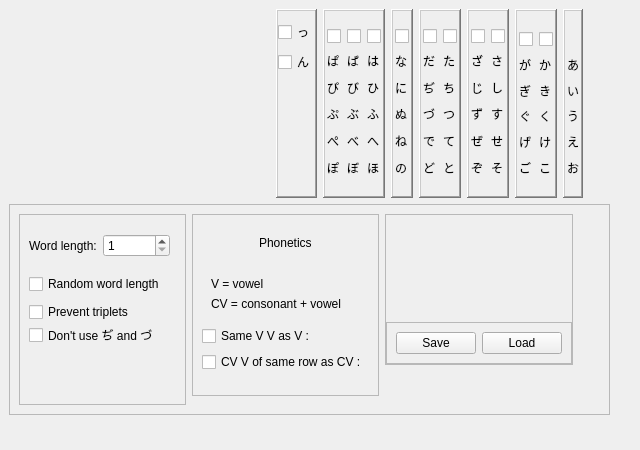
This is CSettingswindow.ui in mikewii/PSY as Qt 5 draws it before an edit. The edited form follows.
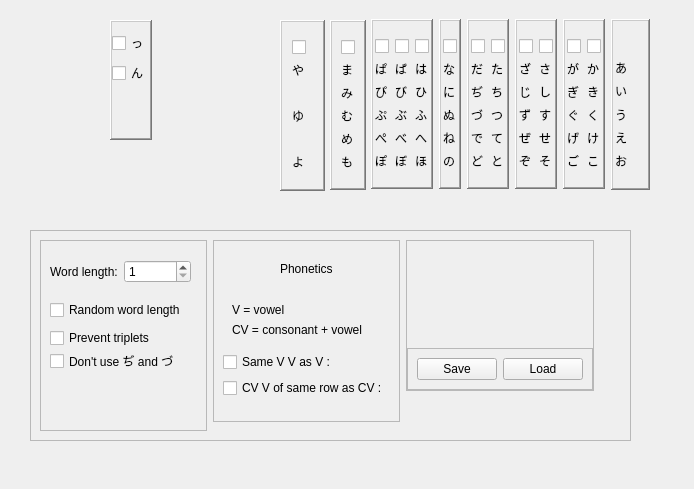
This is the edited form.

Patch:
```diff
--- a/CSettingswindow.ui
+++ b/CSettingswindow.ui
@@ -6,8 +6,8 @@
    <rect>
     <x>0</x>
     <y>0</y>
-    <width>640</width>
-    <height>450</height>
+    <width>694</width>
+    <height>489</height>
    </rect>
   </property>
   <property name="windowTitle">
@@ -16,10 +16,10 @@
   <widget class="QWidget" name="alphabet" native="true">
    <property name="geometry">
     <rect>
-     <x>9</x>
-     <y>9</y>
-     <width>574</width>
-     <height>189</height>
+     <x>30</x>
+     <y>10</y>
+     <width>631</width>
+     <height>201</height>
     </rect>
    </property>
    <property name="sizePolicy">
@@ -28,22 +28,15 @@
      <verstretch>0</verstretch>
     </sizepolicy>
    </property>
-   <layout class="QHBoxLayout" name="horizontalLayout_12">
-    <item>
-     <spacer name="horizontalSpacer_2">
-      <property name="orientation">
-       <enum>Qt::Horizontal</enum>
-      </property>
-      <property name="sizeHint" stdset="0">
-       <size>
-        <width>325</width>
-        <height>20</height>
-       </size>
-      </property>
-     </spacer>
-    </item>
-    <item>
      <widget class="QFrame" name="frame_4">
+    <property name="geometry">
+     <rect>
+      <x>80</x>
+      <y>10</y>
+      <width>42</width>
+      <height>120</height>
+     </rect>
+    </property>
       <property name="layoutDirection">
        <enum>Qt::LeftToRight</enum>
       </property>
@@ -92,9 +85,15 @@
        </item>
       </layout>
      </widget>
-    </item>
-    <item>
      <widget class="QFrame" name="Column6">
+    <property name="geometry">
+     <rect>
+      <x>341</x>
+      <y>9</y>
+      <width>62</width>
+      <height>170</height>
+     </rect>
+    </property>
       <property name="frameShape">
        <enum>QFrame::WinPanel</enum>
       </property>
@@ -272,9 +271,15 @@
        </item>
       </layout>
      </widget>
-    </item>
-    <item>
      <widget class="QFrame" name="Column5">
+    <property name="geometry">
+     <rect>
+      <x>409</x>
+      <y>9</y>
+      <width>22</width>
+      <height>170</height>
+     </rect>
+    </property>
       <property name="frameShape">
        <enum>QFrame::WinPanel</enum>
       </property>
@@ -344,9 +349,15 @@
        </item>
       </layout>
      </widget>
-    </item>
-    <item>
      <widget class="QFrame" name="Column4">
+    <property name="geometry">
+     <rect>
+      <x>437</x>
+      <y>9</y>
+      <width>42</width>
+      <height>170</height>
+     </rect>
+    </property>
       <property name="frameShape">
        <enum>QFrame::WinPanel</enum>
       </property>
@@ -470,9 +481,15 @@
        </item>
       </layout>
      </widget>
-    </item>
-    <item>
      <widget class="QFrame" name="Column3">
+    <property name="geometry">
+     <rect>
+      <x>485</x>
+      <y>9</y>
+      <width>42</width>
+      <height>170</height>
+     </rect>
+    </property>
       <property name="frameShape">
        <enum>QFrame::WinPanel</enum>
       </property>
@@ -596,9 +613,15 @@
        </item>
       </layout>
      </widget>
-    </item>
-    <item>
      <widget class="QFrame" name="Column2">
+    <property name="geometry">
+     <rect>
+      <x>533</x>
+      <y>9</y>
+      <width>42</width>
+      <height>170</height>
+     </rect>
+    </property>
       <property name="frameShape">
        <enum>QFrame::WinPanel</enum>
       </property>
@@ -740,16 +763,22 @@
        </item>
       </layout>
      </widget>
-    </item>
-    <item>
      <widget class="QFrame" name="frame">
+    <property name="geometry">
+     <rect>
+      <x>581</x>
+      <y>9</y>
+      <width>39</width>
+      <height>171</height>
+     </rect>
+    </property>
       <property name="frameShape">
        <enum>QFrame::WinPanel</enum>
       </property>
       <property name="frameShadow">
        <enum>QFrame::Raised</enum>
       </property>
-      <layout class="QHBoxLayout" name="horizontalLayout_8">
+    <layout class="QVBoxLayout" name="verticalLayout_2">
        <property name="leftMargin">
         <number>2</number>
        </property>
@@ -812,14 +841,198 @@
        </item>
       </layout>
      </widget>
-    </item>
-   </layout>
+   <widget class="QFrame" name="Column7">
+    <property name="geometry">
+     <rect>
+      <x>300</x>
+      <y>10</y>
+      <width>36</width>
+      <height>170</height>
+     </rect>
+    </property>
+    <property name="frameShape">
+     <enum>QFrame::WinPanel</enum>
+    </property>
+    <property name="frameShadow">
+     <enum>QFrame::Raised</enum>
+    </property>
+    <layout class="QHBoxLayout" name="horizontalLayout_8">
+     <item>
+      <widget class="QWidget" name="widget_4" native="true">
+       <layout class="QVBoxLayout" name="verticalLayout_5">
+        <property name="leftMargin">
+         <number>0</number>
+        </property>
+        <property name="rightMargin">
+         <number>0</number>
+        </property>
+        <item>
+         <widget class="QCheckBox" name="check_col7_m">
+          <property name="text">
+           <string/>
+          </property>
+         </widget>
+        </item>
+        <item>
+         <widget class="QLabel" name="col7_ma">
+          <property name="text">
+           <string>ま</string>
+          </property>
+         </widget>
+        </item>
+        <item>
+         <widget class="QLabel" name="col7_mi">
+          <property name="text">
+           <string>み</string>
+          </property>
+         </widget>
+        </item>
+        <item>
+         <widget class="QLabel" name="col7_mu">
+          <property name="text">
+           <string>む</string>
+          </property>
+         </widget>
+        </item>
+        <item>
+         <widget class="QLabel" name="col7_me">
+          <property name="text">
+           <string>め</string>
+          </property>
+         </widget>
+        </item>
+        <item>
+         <widget class="QLabel" name="col7_mo">
+          <property name="text">
+           <string>も</string>
+          </property>
+         </widget>
+        </item>
+       </layout>
+      </widget>
+     </item>
+    </layout>
+   </widget>
+   <widget class="QFrame" name="Column8">
+    <property name="geometry">
+     <rect>
+      <x>250</x>
+      <y>10</y>
+      <width>45</width>
+      <height>171</height>
+     </rect>
+    </property>
+    <property name="sizePolicy">
+     <sizepolicy hsizetype="Fixed" vsizetype="Preferred">
+      <horstretch>0</horstretch>
+      <verstretch>0</verstretch>
+     </sizepolicy>
+    </property>
+    <property name="frameShape">
+     <enum>QFrame::WinPanel</enum>
+    </property>
+    <property name="frameShadow">
+     <enum>QFrame::Raised</enum>
+    </property>
+    <layout class="QHBoxLayout" name="horizontalLayout_10">
+     <property name="leftMargin">
+      <number>2</number>
+     </property>
+     <property name="rightMargin">
+      <number>2</number>
+     </property>
+     <item>
+      <widget class="QWidget" name="widget_5" native="true">
+       <property name="sizePolicy">
+        <sizepolicy hsizetype="Fixed" vsizetype="Preferred">
+         <horstretch>0</horstretch>
+         <verstretch>0</verstretch>
+        </sizepolicy>
+       </property>
+       <layout class="QVBoxLayout" name="verticalLayout_6">
+        <property name="spacing">
+         <number>6</number>
+        </property>
+        <property name="leftMargin">
+         <number>0</number>
+        </property>
+        <property name="topMargin">
+         <number>9</number>
+        </property>
+        <property name="rightMargin">
+         <number>0</number>
+        </property>
+        <item>
+         <widget class="QCheckBox" name="check_col8_y">
+          <property name="sizePolicy">
+           <sizepolicy hsizetype="Minimum" vsizetype="Fixed">
+            <horstretch>0</horstretch>
+            <verstretch>0</verstretch>
+           </sizepolicy>
+          </property>
+          <property name="text">
+           <string/>
+          </property>
+         </widget>
+        </item>
+        <item>
+         <widget class="QLabel" name="col8_ya">
+          <property name="text">
+           <string>や</string>
+          </property>
+         </widget>
+        </item>
+        <item>
+         <spacer name="verticalSpacer_2">
+          <property name="orientation">
+           <enum>Qt::Vertical</enum>
+          </property>
+          <property name="sizeHint" stdset="0">
+           <size>
+            <width>20</width>
+            <height>13</height>
+           </size>
+          </property>
+         </spacer>
+        </item>
+        <item>
+         <widget class="QLabel" name="col8_yu">
+          <property name="text">
+           <string>ゆ</string>
+          </property>
+         </widget>
+        </item>
+        <item>
+         <spacer name="verticalSpacer_5">
+          <property name="orientation">
+           <enum>Qt::Vertical</enum>
+          </property>
+          <property name="sizeHint" stdset="0">
+           <size>
+            <width>20</width>
+            <height>16</height>
+           </size>
+          </property>
+         </spacer>
+        </item>
+        <item>
+         <widget class="QLabel" name="col8_yo">
+          <property name="text">
+           <string>よ</string>
+          </property>
+         </widget>
+        </item>
+       </layout>
+      </widget>
+     </item>
+    </layout>
+   </widget>
   </widget>
   <widget class="QFrame" name="otherSettings">
    <property name="geometry">
     <rect>
-     <x>9</x>
-     <y>204</y>
+     <x>30</x>
+     <y>230</y>
      <width>601</width>
      <height>211</height>
     </rect>
```
Lines whose indentation alone changed are shown as unchanged.
